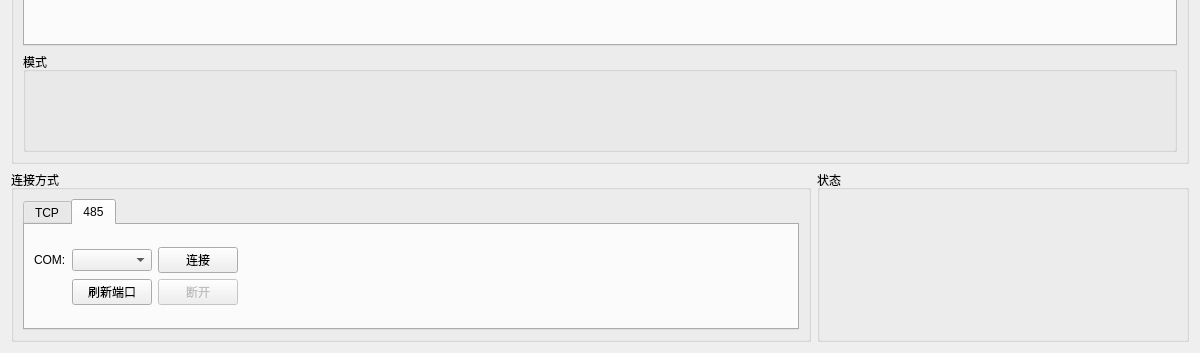
This is FlexControlSystem/FlexControlSystem/controlwidget.ui in SA-Dynamics/Outsourcing as Qt 5 draws it before an edit; both pictures show x 0 to 1200 and y 447 to 800 of the 1200 by 800 pixel window. The edited form follows.
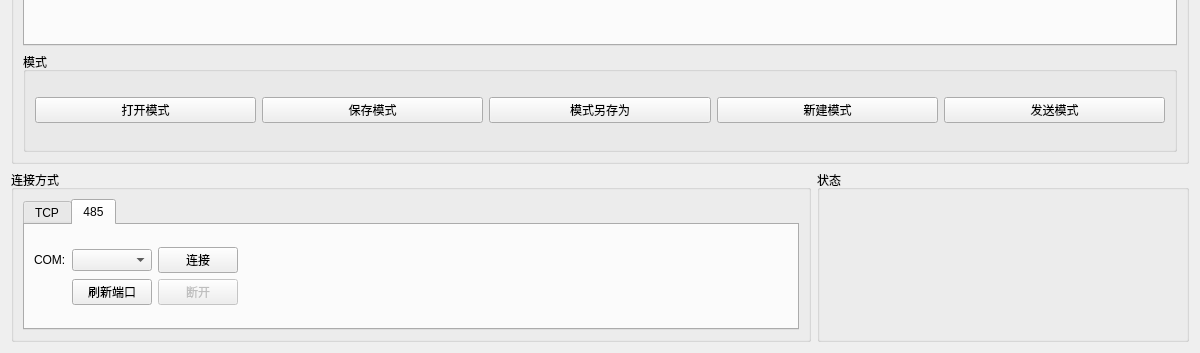
This is the edited form. The open tabs and pages were chosen to show the change.

```diff
--- a/FlexControlSystem/FlexControlSystem/controlwidget.ui
+++ b/FlexControlSystem/FlexControlSystem/controlwidget.ui
@@ -126,7 +126,7 @@
               <item row="0" column="0">
                <layout class="QGridLayout" name="gridLayout_7">
                 <item row="0" column="2">
-                 <widget class="QPushButton" name="pushButton_3">
+                 <widget class="QPushButton" name="pbRS485Connect">
                   <property name="text">
                    <string>连接</string>
                   </property>
@@ -136,7 +136,7 @@
                  <widget class="QComboBox" name="cbCOM"/>
                 </item>
                 <item row="1" column="2">
-                 <widget class="QPushButton" name="pushButton_4">
+                 <widget class="QPushButton" name="pbRS485Disconnect">
                   <property name="enabled">
                    <bool>false</bool>
                   </property>
@@ -257,6 +257,47 @@
             <property name="title">
              <string>模式</string>
             </property>
+            <layout class="QGridLayout" name="gridLayout_16">
+             <item row="0" column="0">
+              <layout class="QGridLayout" name="gridLayout_15">
+               <item row="0" column="2">
+                <widget class="QPushButton" name="pushButton_3">
+                 <property name="text">
+                  <string>模式另存为</string>
+                 </property>
+                </widget>
+               </item>
+               <item row="0" column="1">
+                <widget class="QPushButton" name="pushButton_2">
+                 <property name="text">
+                  <string>保存模式</string>
+                 </property>
+                </widget>
+               </item>
+               <item row="0" column="0">
+                <widget class="QPushButton" name="pushButton">
+                 <property name="text">
+                  <string>打开模式</string>
+                 </property>
+                </widget>
+               </item>
+               <item row="0" column="3">
+                <widget class="QPushButton" name="pushButton_4">
+                 <property name="text">
+                  <string>新建模式</string>
+                 </property>
+                </widget>
+               </item>
+               <item row="0" column="4">
+                <widget class="QPushButton" name="pushButton_5">
+                 <property name="text">
+                  <string>发送模式</string>
+                 </property>
+                </widget>
+               </item>
+              </layout>
+             </item>
+            </layout>
            </widget>
           </item>
          </layout>
```
Left out of the diff: 2 changed lines with no effect on the pictures.
